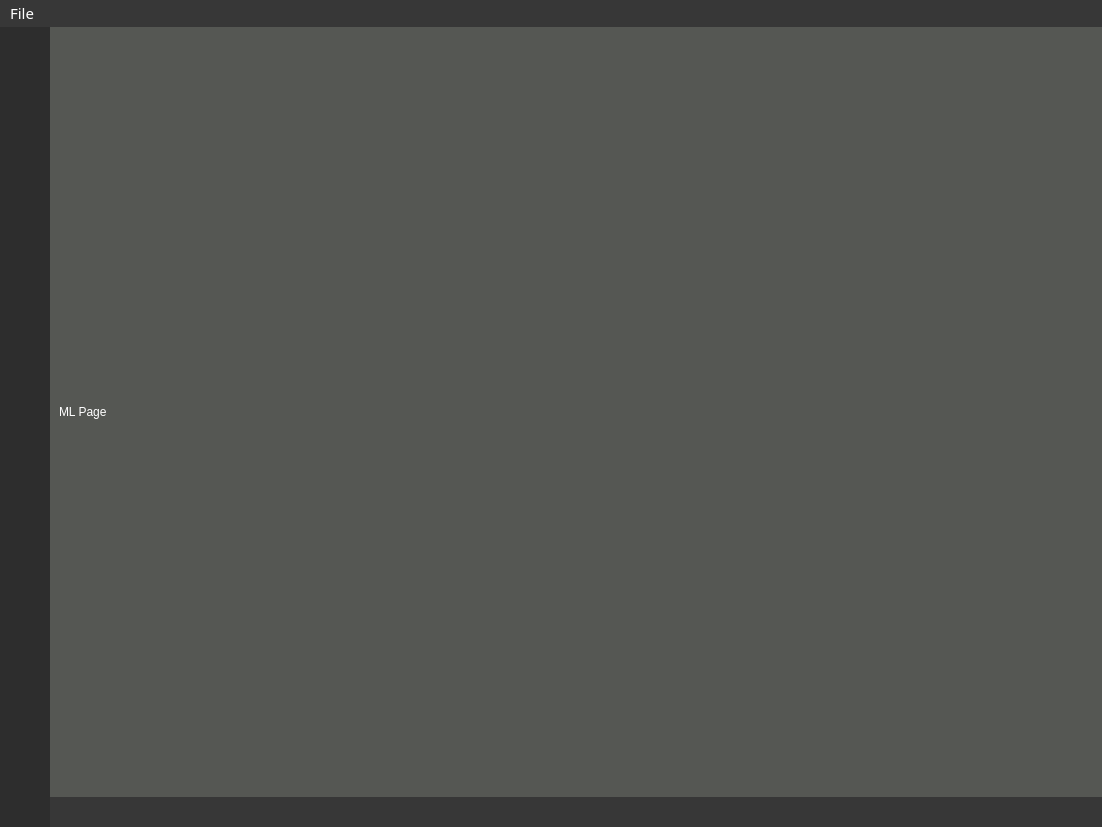
Above: yoloAnt.ui from Lachie1011/YoloAnt before the change. Below: the same form after it.
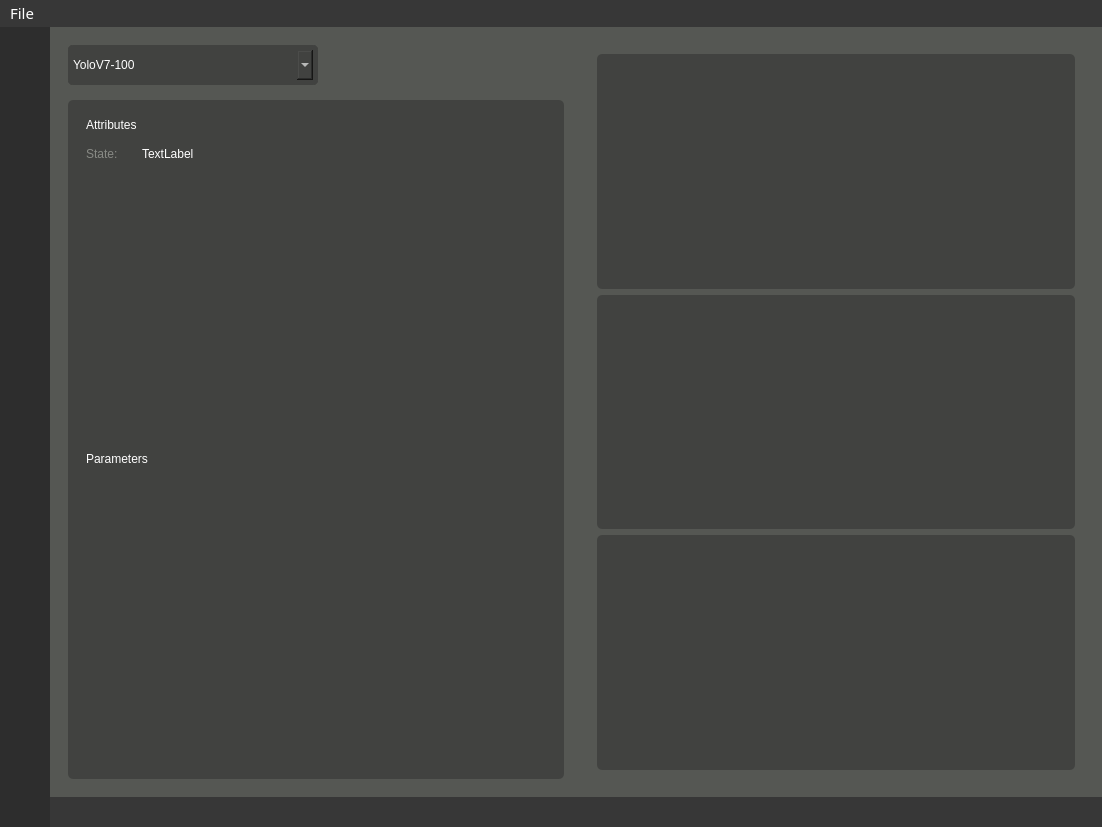
That is the form after the change. The open tabs and pages were chosen to show the change. Icons and pictures are not drawn. Custom widgets are drawn as their Qt base class.

Commit message: Added machine learning page mock up

```diff
--- a/yoloAnt.ui
+++ b/yoloAnt.ui
@@ -2143,10 +2143,316 @@
          <widget class="QWidget" name="machineLearningPage">
           <layout class="QHBoxLayout" name="horizontalLayout_5">
            <item>
-            <widget class="QLabel" name="label_3">
-             <property name="text">
-              <string>ML Page</string>
+            <widget class="QFrame" name="MLLeftFrame">
+             <property name="sizePolicy">
+              <sizepolicy hsizetype="Expanding" vsizetype="Preferred">
+               <horstretch>0</horstretch>
+               <verstretch>0</verstretch>
+              </sizepolicy>
              </property>
+             <property name="maximumSize">
+              <size>
+               <width>600</width>
+               <height>16777215</height>
+              </size>
+             </property>
+             <property name="frameShape">
+              <enum>QFrame::StyledPanel</enum>
+             </property>
+             <property name="frameShadow">
+              <enum>QFrame::Raised</enum>
+             </property>
+             <layout class="QVBoxLayout" name="verticalLayout_19">
+              <property name="spacing">
+               <number>15</number>
+              </property>
+              <item>
+               <widget class="QComboBox" name="MLModelComboBox">
+                <property name="minimumSize">
+                 <size>
+                  <width>0</width>
+                  <height>40</height>
+                 </size>
+                </property>
+                <property name="maximumSize">
+                 <size>
+                  <width>250</width>
+                  <height>40</height>
+                 </size>
+                </property>
+                <property name="styleSheet">
+                 <string notr="true">background-color: rgb(65, 66, 64);
+border: 5px solid;
+border-radius: 5px;
+border-color: rgb(65, 66, 64);
+font: 75 bold 16pt &quot;Gotham Rounded&quot;;
+color: rgb(255, 255, 255);</string>
+                </property>
+                <property name="currentText">
+                 <string>YoloV7-100</string>
+                </property>
+                <property name="sizeAdjustPolicy">
+                 <enum>QComboBox::AdjustToMinimumContentsLength</enum>
+                </property>
+                <item>
+                 <property name="text">
+                  <string>YoloV7-100</string>
+                 </property>
+                </item>
+               </widget>
+              </item>
+              <item>
+               <widget class="QFrame" name="MlInfoFrame">
+                <property name="styleSheet">
+                 <string notr="true">background-color: rgb(65, 66, 64);
+border-radius: 5px;</string>
+                </property>
+                <property name="frameShape">
+                 <enum>QFrame::StyledPanel</enum>
+                </property>
+                <property name="frameShadow">
+                 <enum>QFrame::Raised</enum>
+                </property>
+                <layout class="QVBoxLayout" name="verticalLayout_26">
+                 <item>
+                  <widget class="QFrame" name="AttributeFrame">
+                   <property name="frameShape">
+                    <enum>QFrame::StyledPanel</enum>
+                   </property>
+                   <property name="frameShadow">
+                    <enum>QFrame::Raised</enum>
+                   </property>
+                   <layout class="QVBoxLayout" name="verticalLayout_27">
+                    <item>
+                     <widget class="QLabel" name="label">
+                      <property name="styleSheet">
+                       <string notr="true">font: 75 bold 14pt &quot;Gotham Rounded&quot;;
+</string>
+                      </property>
+                      <property name="text">
+                       <string>Attributes</string>
+                      </property>
+                     </widget>
+                    </item>
+                    <item>
+                     <widget class="QFrame" name="stateFrame">
+                      <property name="frameShape">
+                       <enum>QFrame::StyledPanel</enum>
+                      </property>
+                      <property name="frameShadow">
+                       <enum>QFrame::Raised</enum>
+                      </property>
+                      <layout class="QHBoxLayout" name="horizontalLayout_10">
+                       <property name="leftMargin">
+                        <number>0</number>
+                       </property>
+                       <property name="rightMargin">
+                        <number>0</number>
+                       </property>
+                       <item>
+                        <widget class="QLabel" name="label_3">
+                         <property name="maximumSize">
+                          <size>
+                           <width>50</width>
+                           <height>16777215</height>
+                          </size>
+                         </property>
+                         <property name="styleSheet">
+                          <string notr="true">font: 75 12pt &quot;Gotham Rounded&quot;;
+color: rgb(136, 138, 133);
+</string>
+                         </property>
+                         <property name="text">
+                          <string>State:</string>
+                         </property>
+                        </widget>
+                       </item>
+                       <item>
+                        <widget class="QLabel" name="label_5">
+                         <property name="styleSheet">
+                          <string notr="true">font: 75 bold 12pt &quot;Gotham Rounded&quot;;
+</string>
+                         </property>
+                         <property name="text">
+                          <string>TextLabel</string>
+                         </property>
+                        </widget>
+                       </item>
+                      </layout>
+                     </widget>
+                    </item>
+                    <item>
+                     <spacer name="verticalSpacer_11">
+                      <property name="orientation">
+                       <enum>Qt::Vertical</enum>
+                      </property>
+                      <property name="sizeHint" stdset="0">
+                       <size>
+                        <width>20</width>
+                        <height>40</height>
+                       </size>
+                      </property>
+                     </spacer>
+                    </item>
+                   </layout>
+                  </widget>
+                 </item>
+                 <item>
+                  <widget class="QFrame" name="Parametersframe">
+                   <property name="frameShape">
+                    <enum>QFrame::StyledPanel</enum>
+                   </property>
+                   <property name="frameShadow">
+                    <enum>QFrame::Raised</enum>
+                   </property>
+                   <layout class="QVBoxLayout" name="verticalLayout_28">
+                    <item>
+                     <widget class="QLabel" name="label_2">
+                      <property name="styleSheet">
+                       <string notr="true">font: 75 bold 14pt &quot;Gotham Rounded&quot;;
+</string>
+                      </property>
+                      <property name="text">
+                       <string>Parameters</string>
+                      </property>
+                     </widget>
+                    </item>
+                    <item>
+                     <spacer name="verticalSpacer_12">
+                      <property name="orientation">
+                       <enum>Qt::Vertical</enum>
+                      </property>
+                      <property name="sizeHint" stdset="0">
+                       <size>
+                        <width>20</width>
+                        <height>40</height>
+                       </size>
+                      </property>
+                     </spacer>
+                    </item>
+                   </layout>
+                  </widget>
+                 </item>
+                </layout>
+               </widget>
+              </item>
+             </layout>
+            </widget>
+           </item>
+           <item>
+            <widget class="QStackedWidget" name="MlRightStackWidget">
+             <property name="sizePolicy">
+              <sizepolicy hsizetype="Preferred" vsizetype="Preferred">
+               <horstretch>0</horstretch>
+               <verstretch>0</verstretch>
+              </sizepolicy>
+             </property>
+             <property name="frameShape">
+              <enum>QFrame::StyledPanel</enum>
+             </property>
+             <property name="frameShadow">
+              <enum>QFrame::Raised</enum>
+             </property>
+             <property name="currentIndex">
+              <number>1</number>
+             </property>
+             <widget class="QWidget" name="ConsolePage" native="true">
+              <layout class="QHBoxLayout" name="horizontalLayout_11">
+               <property name="spacing">
+                <number>15</number>
+               </property>
+               <item>
+                <widget class="QFrame" name="ConsoleOverallFrame">
+                 <property name="styleSheet">
+                  <string notr="true">background-color: rgb(65, 66, 64);
+border-radius: 5px;</string>
+                 </property>
+                 <property name="frameShape">
+                  <enum>QFrame::StyledPanel</enum>
+                 </property>
+                 <property name="frameShadow">
+                  <enum>QFrame::Raised</enum>
+                 </property>
+                 <layout class="QVBoxLayout" name="verticalLayout_29">
+                  <item>
+                   <widget class="QLabel" name="ConsoleLabel">
+                    <property name="styleSheet">
+                     <string notr="true">background-color: rgb(0, 0, 0);
+border-radius: 5px;
+border: 5px solid;
+</string>
+                    </property>
+                    <property name="text">
+                     <string>Model is training yo.........</string>
+                    </property>
+                    <property name="alignment">
+                     <set>Qt::AlignLeading|Qt::AlignLeft|Qt::AlignTop</set>
+                    </property>
+                   </widget>
+                  </item>
+                 </layout>
+                </widget>
+               </item>
+              </layout>
+             </widget>
+             <widget class="QWidget" name="MLTrainedInfoPage">
+              <layout class="QHBoxLayout" name="horizontalLayout_13">
+               <item>
+                <widget class="QFrame" name="MLTrainedInfoFrame">
+                 <property name="frameShape">
+                  <enum>QFrame::StyledPanel</enum>
+                 </property>
+                 <property name="frameShadow">
+                  <enum>QFrame::Raised</enum>
+                 </property>
+                 <layout class="QVBoxLayout" name="verticalLayout_25">
+                  <item>
+                   <widget class="QFrame" name="frame_2">
+                    <property name="styleSheet">
+                     <string notr="true">background-color: rgb(65, 66, 64);
+border-radius: 5px;</string>
+                    </property>
+                    <property name="frameShape">
+                     <enum>QFrame::StyledPanel</enum>
+                    </property>
+                    <property name="frameShadow">
+                     <enum>QFrame::Raised</enum>
+                    </property>
+                   </widget>
+                  </item>
+                  <item>
+                   <widget class="QFrame" name="frame_3">
+                    <property name="styleSheet">
+                     <string notr="true">background-color: rgb(65, 66, 64);
+border-radius: 5px;</string>
+                    </property>
+                    <property name="frameShape">
+                     <enum>QFrame::StyledPanel</enum>
+                    </property>
+                    <property name="frameShadow">
+                     <enum>QFrame::Raised</enum>
+                    </property>
+                   </widget>
+                  </item>
+                  <item>
+                   <widget class="QFrame" name="frame_4">
+                    <property name="styleSheet">
+                     <string notr="true">background-color: rgb(65, 66, 64);
+border-radius: 5px;</string>
+                    </property>
+                    <property name="frameShape">
+                     <enum>QFrame::StyledPanel</enum>
+                    </property>
+                    <property name="frameShadow">
+                     <enum>QFrame::Raised</enum>
+                    </property>
+                   </widget>
+                  </item>
+                 </layout>
+                </widget>
+               </item>
+              </layout>
+             </widget>
             </widget>
            </item>
           </layout>
```
The commit also changes 1 other file.
